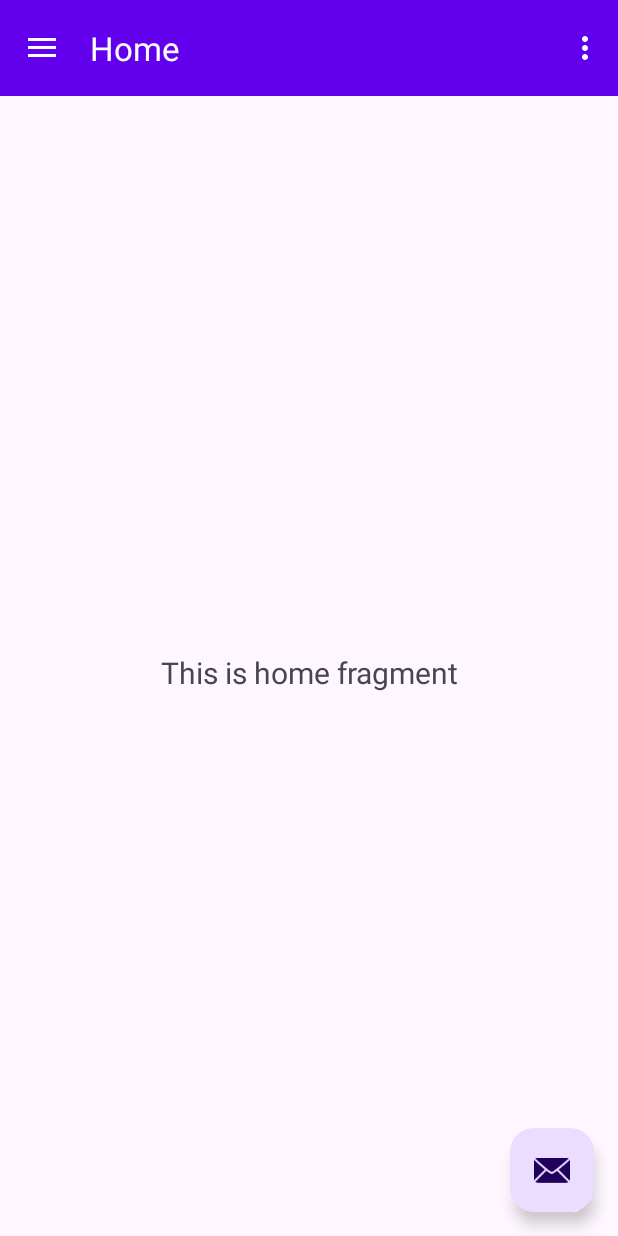
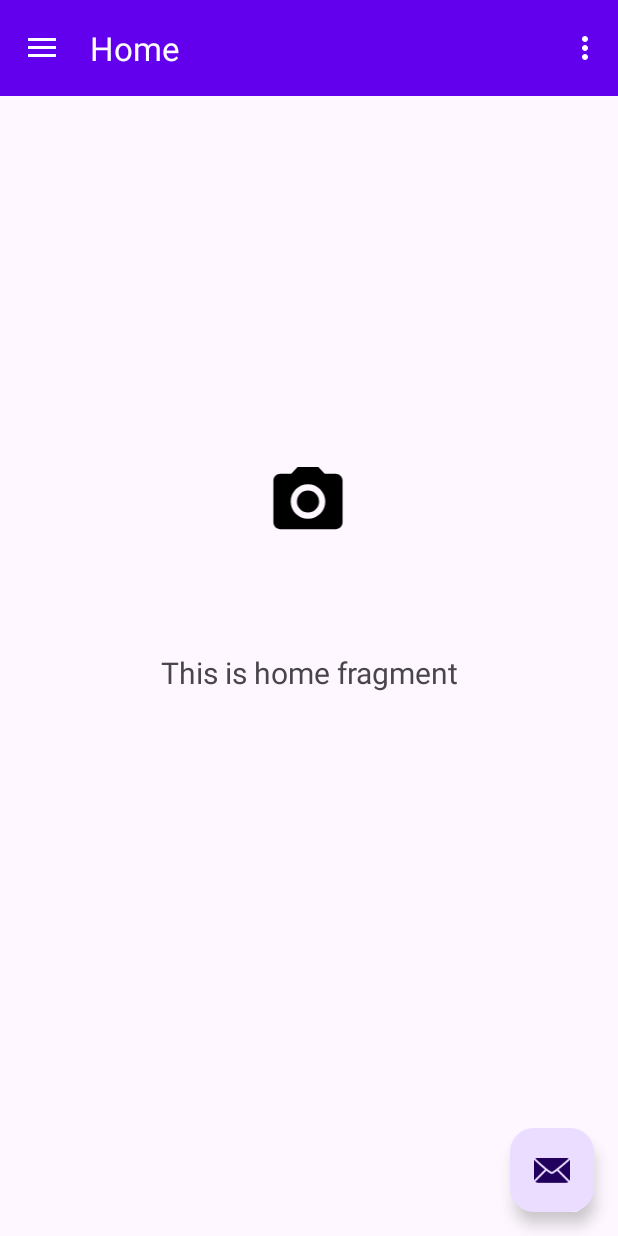
Before and after one commit to Dushan-456/UniMate-MobileApp, an Android app: the screen it shows after launch (MainActivity), on a phone screen of 412 x 824 dp. Run offline under Robolectric (Android 15) with nearby library versions, the phone set to English and light mode, and no system bars; our stand-ins replace navigation-ui.

Commit message:
Update fragment_home.xml

```diff
--- a/app/src/main/res/layout/fragment_home.xml
+++ b/app/src/main/res/layout/fragment_home.xml
@@ -20,4 +20,16 @@
         app:layout_constraintStart_toStartOf="parent"
         app:layout_constraintTop_toTopOf="parent" />
 
+    <ImageView
+        android:id="@+id/imageView2"
+        android:layout_width="88dp"
+        android:layout_height="55dp"
+        android:src="@drawable/ic_menu_camera"
+        app:layout_constraintBottom_toBottomOf="parent"
+        app:layout_constraintEnd_toEndOf="parent"
+        app:layout_constraintHorizontal_bias="0.498"
+        app:layout_constraintStart_toStartOf="parent"
+        app:layout_constraintTop_toTopOf="parent"
+        app:layout_constraintVertical_bias="0.344" />
+
 </androidx.constraintlayout.widget.ConstraintLayout>
```
